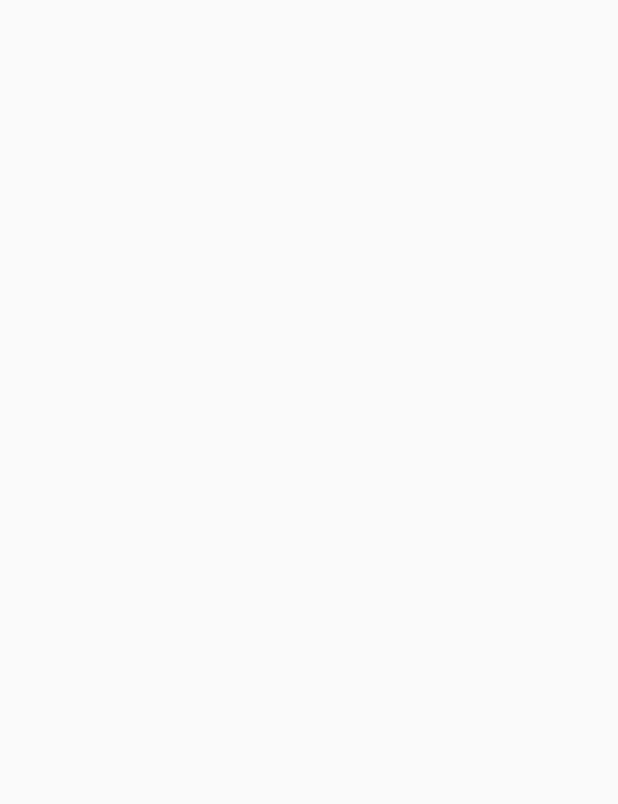
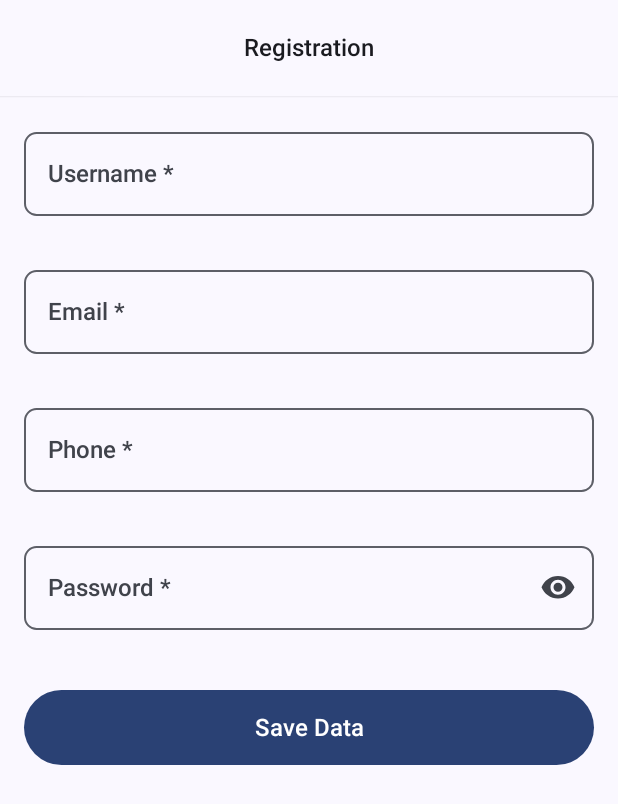
Before and after one commit to eslamandroid/RegistrationSDK, an Android app built with Jetpack Compose: the screen it shows after launch (MainActivity), on a phone screen of 412 x 824 dp. Before the commit the part shown is empty. Shown: the top 804 px of the screen. Run offline under Robolectric (Android 15) with nearby library versions, the phone set to English and light mode, and no system bars; our stand-ins replace Dagger/Hilt's generated code, Room's generated code, window size class.

Commit message:
Implement registration screen with navigation and validation: - Add `RegistrationScreen` composable with input fields for username, email, phone, and password. - Implement input validation using `ValidateUserInputUseCase`. - Add navigation using `NavHost` for the registration route. - Introduce `CustomTextField` for reusable text input with error handling. - Define `RegistrationViewModel`, `RegistrationState`, and `RegistrationIntent` for state management. - Implement input validation using `ValidateUserInputUseCase`. - Add navigation using `NavHost` for the registration route. -Define `AppError` and `ValidationType` for error handling and validation types. - Update `Type.kt` and `Theme.kt` files for theming and typography. - Implement `FormContent` composable for registration form layout and submission. - Add string resources for labels and error messages. - Update `ValidateUserInputUseCase` for validation logic.

```diff
--- a/registration/src/main/java/com/valify/registrationsdk/domain/utils/AppError.kt
+++ b/registration/src/main/java/com/valify/registrationsdk/domain/utils/AppError.kt
@@ -11,5 +11,5 @@ sealed class AppError {
 
 enum class ValidationType {
     Empty,
-    InValidate
+    Invalid
 }
--- /dev/null
+++ b/registration/src/main/java/com/valify/registrationsdk/presentation/components/CustomTextField.kt
@@ -0,0 +1,104 @@
+package com.valify.registrationsdk.presentation.components
+
+import androidx.compose.foundation.layout.fillMaxWidth
+import androidx.compose.foundation.shape.RoundedCornerShape
+import androidx.compose.foundation.text.KeyboardActions
+import androidx.compose.foundation.text.KeyboardOptions
+import androidx.compose.material.icons.Icons
+import androidx.compose.material.icons.outlined.Close
+import androidx.compose.material.icons.rounded.Visibility
+import androidx.compose.material.icons.rounded.VisibilityOff
+import androidx.compose.material3.Icon
+import androidx.compose.material3.IconButton
+import androidx.compose.material3.MaterialTheme
+import androidx.compose.material3.OutlinedTextField
+import androidx.compose.material3.Text
+import androidx.compose.runtime.Composable
+import androidx.compose.runtime.mutableStateOf
+import androidx.compose.runtime.saveable.rememberSaveable
+import androidx.compose.ui.Modifier
+import androidx.compose.ui.focus.FocusRequester
+import androidx.compose.ui.focus.focusRequester
+import androidx.compose.ui.text.font.FontWeight
+import androidx.compose.ui.text.input.ImeAction
+import androidx.compose.ui.text.input.KeyboardType
+import androidx.compose.ui.text.input.PasswordVisualTransformation
+import androidx.compose.ui.text.input.VisualTransformation
+import androidx.compose.ui.tooling.preview.Preview
+
+
+@Composable
+fun CustomTextField(
+    value: String,
+    label: String,
+    placeholder: String = "",
+    enabled: Boolean = true,
+    passwordToggle: Boolean = false,
+    imeAction: ImeAction = ImeAction.Done,
+    keyboardType: KeyboardType = KeyboardType.Text,
+    focusRequester: FocusRequester,
+    onValueChange: (String) -> Unit,
+    isError: Boolean = false,
+    supportingText: String? = null,
+    minLines: Int = 1,
+    onDone: () -> Unit = {},
+    onNext: () -> Unit = {},
+    onClearText: () -> Unit = {},
+) {
+    val passwordVisible = rememberSaveable { mutableStateOf(true) }
+    OutlinedTextField(
+        value = value,
+        modifier = Modifier
+            .fillMaxWidth()
+            .focusRequester(focusRequester),
+        label = {
+            Text(label, style = MaterialTheme.typography.titleMedium)
+        },
+        enabled = enabled,
+        minLines = minLines,
+        placeholder = {
+            Text(
+                placeholder,
+                style = MaterialTheme.typography.bodyMedium,
+                fontWeight = FontWeight.Medium
+            )
+        },
+        onValueChange = onValueChange,
+        keyboardOptions = KeyboardOptions(imeAction = imeAction, keyboardType = keyboardType),
+        keyboardActions = KeyboardActions(onDone = {
+            onDone()
+        }, onNext = {
+            onNext()
+        }),
+        shape = RoundedCornerShape(15),
+        visualTransformation =
+        if (keyboardType == KeyboardType.Password && passwordToggle && passwordVisible.value )
+            PasswordVisualTransformation() else VisualTransformation.None,
+        isError = isError,
+        supportingText = {
+            if (supportingText != null)
+                Text(supportingText, style = MaterialTheme.typography.labelMedium)
+        },
+        singleLine = minLines == 1,
+        trailingIcon = {
+            if (keyboardType == KeyboardType.Password && passwordToggle) {
+                val image = if (passwordVisible.value) Icons.Rounded.Visibility else Icons.Rounded.VisibilityOff
+                IconButton(onClick = { passwordVisible.value = !passwordVisible.value }) {
+                    Icon(imageVector = image, contentDescription = null)
+                }
+            } else
+                if (value.isNotEmpty()) {
+                    IconButton(onClick = onClearText) {
+                        Icon(
+                            imageVector = Icons.Outlined.Close, contentDescription = null
+                        )
+                    }
+                }
+        })
+}
+
+@Composable
+@Preview(device = "spec:width=411dp,height=891dp")
+fun PreviewTextField() {
+    CustomTextField("", "Username", focusRequester = FocusRequester(), onValueChange = {})
+}
--- /dev/null
+++ b/registration/src/main/java/com/valify/registrationsdk/presentation/navigation/AppRoutes.kt
@@ -0,0 +1,6 @@
+package com.valify.registrationsdk.presentation.navigation
+
+import kotlinx.serialization.Serializable
+
+@Serializable
+object RouteRegistration
--- a/registration/src/main/java/com/valify/registrationsdk/presentation/navigation/NavigationHost.kt
+++ b/registration/src/main/java/com/valify/registrationsdk/presentation/navigation/NavigationHost.kt
@@ -1,9 +1,19 @@
 package com.valify.registrationsdk.presentation.navigation
 
 import androidx.compose.runtime.Composable
-import androidx.navigation.NavHostController
+ import androidx.navigation.NavHostController
+import androidx.navigation.compose.NavHost
+import androidx.navigation.compose.composable
+import com.valify.registrationsdk.presentation.ui.registration.RegistrationScreen
 
 @Composable
 fun NavigationHost(navController: NavHostController) {
 
+    NavHost(navController = navController,startDestination = RouteRegistration){
+        composable<RouteRegistration>{
+            RegistrationScreen{
+
+            }
+        }
+    }
 }
--- a/registration/src/main/java/com/valify/registrationsdk/presentation/theme/Theme.kt
+++ b/registration/src/main/java/com/valify/registrationsdk/presentation/theme/Theme.kt
@@ -32,8 +32,8 @@ private val LightColorScheme = lightColorScheme(
 @Composable
 fun RegistrationSDKTheme(
     darkTheme: Boolean = isSystemInDarkTheme(),
-    // Dynamic color is available on Android 12+
     dynamicColor: Boolean = true,
+    activity: Activity? = LocalContext.current as? Activity,
     content: @Composable () -> Unit,
 ) {
     val colorScheme = when {
@@ -45,14 +45,12 @@ fun RegistrationSDKTheme(
         darkTheme -> DarkColorScheme
         else -> LightColorScheme
     }
-    val activity = LocalContext.current
-
-    val window = calculateWindowSizeClass(activity = activity as Activity)
+    val windowSizeClass = activity?.let { calculateWindowSizeClass(it) }
     val config = LocalConfiguration.current
     var appDimens = Compact
     var typography = CompactTypography
 
-    when (window.widthSizeClass) {
+    when (windowSizeClass?.widthSizeClass) {
         WindowWidthSizeClass.Compact -> {
             if (config.screenWidthDp <= 360) {
                 appDimens = CompactSmall
--- a/registration/src/main/java/com/valify/registrationsdk/presentation/theme/Type.kt
+++ b/registration/src/main/java/com/valify/registrationsdk/presentation/theme/Type.kt
@@ -4,19 +4,18 @@ import androidx.compose.material3.Typography
 import androidx.compose.ui.text.TextStyle
 import androidx.compose.ui.text.font.FontWeight
 import androidx.compose.ui.unit.sp
-
 val CompactTypography = Typography(
     headlineLarge = TextStyle(
         fontWeight = FontWeight.ExtraBold,
-        fontSize = 32.sp
+        fontSize = 28.sp
     ),
     headlineMedium = TextStyle(
         fontWeight = FontWeight.Bold,
-        fontSize = 24.sp
+        fontSize = 22.sp
     ),
     titleMedium = TextStyle(
         fontWeight = FontWeight.Medium,
-        fontSize = 14.sp
+        fontSize = 16.sp
     ),
     labelMedium = TextStyle(
         fontWeight = FontWeight.Normal,
@@ -27,7 +26,7 @@ val CompactTypography = Typography(
 val CompactSmallTypography = Typography(
     headlineLarge = TextStyle(
         fontWeight = FontWeight.ExtraBold,
-        fontSize = 22.sp
+        fontSize = 20.sp
     ),
     headlineMedium = TextStyle(
         fontWeight = FontWeight.Bold,
@@ -35,26 +34,26 @@ val CompactSmallTypography = Typography(
     ),
     titleMedium = TextStyle(
         fontWeight = FontWeight.Medium,
-        fontSize = 10.sp
+        fontSize = 14.sp
     ),
     labelMedium = TextStyle(
         fontWeight = FontWeight.Normal,
-        fontSize = 10.sp
+        fontSize = 12.sp
     )
 )
 
 val MediumTypography = Typography(
     headlineLarge = TextStyle(
         fontWeight = FontWeight.ExtraBold,
-        fontSize = 38.sp
+        fontSize = 34.sp
     ),
     headlineMedium = TextStyle(
         fontWeight = FontWeight.Bold,
-        fontSize = 30.sp
+        fontSize = 26.sp
     ),
     titleMedium = TextStyle(
         fontWeight = FontWeight.Medium,
-        fontSize = 16.sp
+        fontSize = 18.sp
     ),
     labelMedium = TextStyle(
         fontWeight = FontWeight.Normal,
@@ -65,15 +64,15 @@ val MediumTypography = Typography(
 val ExpandedTypography = Typography(
     headlineLarge = TextStyle(
         fontWeight = FontWeight.ExtraBold,
-        fontSize = 42.sp
+        fontSize = 40.sp
     ),
     headlineMedium = TextStyle(
         fontWeight = FontWeight.Bold,
-        fontSize = 34.sp
+        fontSize = 32.sp
     ),
     titleMedium = TextStyle(
         fontWeight = FontWeight.Medium,
-        fontSize = 18.sp
+        fontSize = 20.sp
     ),
     labelMedium = TextStyle(
         fontWeight = FontWeight.Normal,
--- /dev/null
+++ b/registration/src/main/java/com/valify/registrationsdk/presentation/ui/registration/RegistrationScreen.kt
@@ -0,0 +1,245 @@
+@file:OptIn(ExperimentalMaterial3Api::class)
+
+package com.valify.registrationsdk.presentation.ui.registration
+
+import androidx.annotation.StringRes
+import androidx.compose.foundation.layout.Arrangement
+import androidx.compose.foundation.layout.fillMaxSize
+import androidx.compose.foundation.layout.fillMaxWidth
+import androidx.compose.foundation.layout.height
+import androidx.compose.foundation.layout.padding
+import androidx.compose.foundation.lazy.LazyColumn
+import androidx.compose.material3.Button
+import androidx.compose.material3.CenterAlignedTopAppBar
+import androidx.compose.material3.ExperimentalMaterial3Api
+import androidx.compose.material3.MaterialTheme
+import androidx.compose.material3.Scaffold
+import androidx.compose.material3.SnackbarHost
+import androidx.compose.material3.SnackbarHostState
+import androidx.compose.material3.Text
+import androidx.compose.runtime.Composable
+import androidx.compose.runtime.LaunchedEffect
+import androidx.compose.runtime.getValue
+import androidx.compose.runtime.mutableStateOf
+import androidx.compose.runtime.remember
+import androidx.compose.runtime.saveable.rememberSaveable
+import androidx.compose.ui.Modifier
+import androidx.compose.ui.draw.shadow
+import androidx.compose.ui.focus.FocusRequester
+import androidx.compose.ui.platform.LocalContext
+import androidx.compose.ui.platform.LocalFocusManager
+import androidx.compose.ui.platform.LocalSoftwareKeyboardController
+import androidx.compose.ui.res.stringResource
+import androidx.compose.ui.text.input.ImeAction
+import androidx.compose.ui.text.input.KeyboardType
+import androidx.compose.ui.tooling.preview.Preview
+import androidx.compose.ui.tooling.preview.PreviewScreenSizes
+import androidx.compose.ui.unit.dp
+import androidx.hilt.navigation.compose.hiltViewModel
+import androidx.lifecycle.compose.collectAsStateWithLifecycle
+import com.valify.registrationsdk.R
+import com.valify.registrationsdk.domain.model.UserModel
+import com.valify.registrationsdk.domain.utils.AppError
+import com.valify.registrationsdk.domain.utils.AppError.ValidateError
+import com.valify.registrationsdk.domain.utils.ValidationType
+import com.valify.registrationsdk.presentation.components.CustomTextField
+import com.valify.registrationsdk.presentation.theme.RegistrationSDKTheme
+import com.valify.registrationsdk.presentation.theme.dimens
+import com.valify.registrationsdk.presentation.ui.registration.viewmodel.RegistrationIntent
+import com.valify.registrationsdk.presentation.ui.registration.viewmodel.RegistrationViewModel
+
+@Composable
+internal fun RegistrationScreen(viewModel: RegistrationViewModel = hiltViewModel(), onNavigateToCameraDetect: () -> Unit) {
+
+    val state by viewModel.uiState.collectAsStateWithLifecycle()
+    val context = LocalContext.current
+    val snackbarHostState = remember { SnackbarHostState() }
+
+    LaunchedEffect(state.success) {
+        if (state.success) {
+            viewModel.sendIntent(RegistrationIntent.ResetState)
+            onNavigateToCameraDetect()
+        }
+    }
+
+    LaunchedEffect(state.appFailure) {
+        snackbarHostState.currentSnackbarData?.dismiss()
+        state.appFailure?.let {
+            val message = when (it) {
+                is AppError.DatabaseError -> context.getString(R.string.database_error_msg)
+                else -> context.getString(R.string.something_went_wrong_msg)
+            }
+            if (it !is ValidateError) {
+                snackbarHostState.showSnackbar(message)
+                viewModel.sendIntent(RegistrationIntent.ResetState)
+            }
+        }
+    }
+
+
+    Scaffold(topBar = {
+        CenterAlignedTopAppBar(title = {
+            Text(stringResource(R.string.registration_title), style = MaterialTheme.typography.titleMedium)
+        }, modifier = Modifier.shadow(1.dp))
+    }, snackbarHost = {
+        SnackbarHost(snackbarHostState)
+    }) { contentPadding ->
+        FormContent(
+            validationError = state.appFailure?.let { if (it is ValidateError) it else null },
+            modifier = Modifier
+                .fillMaxSize()
+                .padding(contentPadding)
+                .padding(start = MaterialTheme.dimens.paddingLarge, end = MaterialTheme.dimens.paddingLarge, top = MaterialTheme.dimens.paddingLarge),
+            onRestError = {
+                if (state.appFailure is ValidateError)
+                    viewModel.sendIntent(RegistrationIntent.ResetState)
+            }
+        ) {
+            viewModel.sendIntent(RegistrationIntent.SaveUserIntent(it))
+        }
+
+    }
+
+}
+
+@Composable
+internal fun FormContent(
+    validationError: ValidateError? = null,
+    modifier: Modifier = Modifier,
+    onRestError: () -> Unit = {},
+    onSubmitted: (UserModel) -> Unit = {},
+) {
+    val usernameState = rememberSaveable { mutableStateOf("") }
+    val emailState = rememberSaveable { mutableStateOf("") }
+    val phoneState = rememberSaveable { mutableStateOf("") }
+    val passwordState = rememberSaveable { mutableStateOf("") }
+    val usernameFocus = remember { FocusRequester() }
+    val emailFocus = remember { FocusRequester() }
+    val phoneFocus = remember { FocusRequester() }
+    val passwordFocus = remember { FocusRequester() }
+
+    val keyboardController = LocalSoftwareKeyboardController.current
+    val focusManager = LocalFocusManager.current
+
+    LazyColumn(modifier = modifier, verticalArrangement = Arrangement.spacedBy(8.dp)) {
+        item {
+            CustomTextField(
+                value = usernameState.value,
+                label = stringResource(R.string.username_text_field_label),
+                supportingText = getValidationMessage(validationError, "username", R.string.please_enter_valid_username_error_msg),
+                isError = validationError?.fieldKey == "username",
+                onValueChange = {
+                    usernameState.value = it
+                    onRestError()
+                },
+                onClearText = { usernameState.value = "" },
+                imeAction = ImeAction.Next,
+                onNext = { emailFocus.requestFocus() },
+                focusRequester = usernameFocus,
+            )
+        }
+        item {
+            CustomTextField(
+                value = emailState.value,
+                label = stringResource(R.string.email_text_field_label),
+                supportingText = getValidationMessage(validationError, "email", R.string.please_enter_valid_email_error_msg),
+                isError = validationError?.fieldKey == "email",
+                onValueChange = {
+                    emailState.value = it
+                    onRestError()
+                },
+                onClearText = { emailState.value = "" },
+                keyboardType = KeyboardType.Email,
+                imeAction = ImeAction.Next,
+                onNext = { phoneFocus.requestFocus() },
+                focusRequester = emailFocus,
+            )
+        }
+        item {
+            CustomTextField(
+                value = phoneState.value,
+                label = stringResource(R.string.phone_text_field_label),
+                supportingText = getValidationMessage(validationError, "phone", R.string.please_enter_valid_phone_error_msg),
+                isError = validationError?.fieldKey == "phone",
+                keyboardType = KeyboardType.Phone,
+                onValueChange = {
+                    phoneState.value = it
+                    onRestError()
+                },
+                imeAction = ImeAction.Next,
+                onClearText = { phoneState.value = "" },
+                onNext = { passwordFocus.requestFocus() },
+                focusRequester = phoneFocus,
+            )
+        }
+        item {
+            CustomTextField(
+                value = passwordState.value,
+                label = stringResource(R.string.password_text_field_label),
+                supportingText = getValidationMessage(validationError, "password", R.string.please_enter_valid_password_error_msg),
+                isError = validationError?.fieldKey == "password",
+                keyboardType = KeyboardType.Password,
+                onValueChange = {
+                    passwordState.value = it
+                    onRestError()
+
+                },
+                imeAction = ImeAction.Done,
+                passwordToggle = true,
+                onDone = {
+                    keyboardController?.hide()
+                    focusManager.clearFocus()
+                    passwordFocus.freeFocus()
+                },
+                focusRequester = passwordFocus,
+            )
+        }
+        item {
+            Button(
+                onClick = {
+                    keyboardController?.hide()
+                    focusManager.clearFocus()
+                    onSubmitted(
+                        UserModel(
+                            username = usernameState.value,
+                            email = emailState.value,
+                            phone = phoneState.value,
+                            password = passwordState.value
+                        )
+                    )
+                }, modifier = Modifier
+                    .padding(vertical = MaterialTheme.dimens.paddingMedium)
+                    .fillMaxWidth()
+                    .height(MaterialTheme.dimens.heightMedium)
+            ) {
+                Text(stringResource(R.string.register_button_label), style = MaterialTheme.typography.titleMedium)
+            }
+        }
+    }
+
+}
+
+@Composable
+fun getValidationMessage(error: ValidateError?, fieldKey: String, @StringRes errorMessage: Int): String {
+    return if (error?.fieldKey == fieldKey) {
+        when (error.type) {
+            ValidationType.Invalid -> stringResource(errorMessage)
+            else -> stringResource(R.string.required_text_field)
+        }
+    } else ""
+}
+
+@Preview(device = "id:small_phone", backgroundColor = 0xFFFFFFFF, showBackground = true)
+@PreviewScreenSizes
+@Composable
+private fun PreviewRegistrationForm() {
+    RegistrationSDKTheme {
+        FormContent(
+            validationError = ValidateError("username", ValidationType.Invalid),
+            modifier = Modifier
+                .fillMaxSize()
+                .padding(horizontal = MaterialTheme.dimens.paddingLarge)
+        ) {
+        }
+    }
+}
--- /dev/null
+++ b/registration/src/main/java/com/valify/registrationsdk/presentation/ui/registration/viewmodel/RegistrationState.kt
@@ -0,0 +1,11 @@
+package com.valify.registrationsdk.presentation.ui.registration.viewmodel
+
+import androidx.annotation.Keep
+import com.valify.registrationsdk.domain.utils.AppError
+
+@Keep
+data class RegistrationState(
+    val loading: Boolean = false,
+    val success: Boolean = false,
+    val appFailure: AppError? = null,
+)
--- /dev/null
+++ b/registration/src/main/java/com/valify/registrationsdk/presentation/ui/registration/viewmodel/RegistrationViewModel.kt
@@ -0,0 +1,68 @@
+package com.valify.registrationsdk.presentation.ui.registration.viewmodel
+
+import android.util.Log
+import androidx.lifecycle.ViewModel
+import androidx.lifecycle.viewModelScope
+import com.valify.registrationsdk.domain.model.UserModel
+import com.valify.registrationsdk.domain.usecases.SaveUserUseCase
+import com.valify.registrationsdk.domain.usecases.ValidateUserInputUseCase
+import com.valify.registrationsdk.domain.utils.ResultSource
+import dagger.hilt.android.lifecycle.HiltViewModel
+import kotlinx.coroutines.flow.MutableSharedFlow
+import kotlinx.coroutines.flow.MutableStateFlow
+import kotlinx.coroutines.flow.asStateFlow
+import kotlinx.coroutines.flow.collectLatest
+import kotlinx.coroutines.flow.update
+import kotlinx.coroutines.launch
+import javax.inject.Inject
+
+@HiltViewModel
+internal class RegistrationViewModel @Inject constructor(
+    private val saveUserUseCase: SaveUserUseCase,
+    private val validateUserInputUseCase: ValidateUserInputUseCase,
+) : ViewModel() {
+
+    private val _uiState = MutableStateFlow(RegistrationState())
+    val uiState = _uiState.asStateFlow()
+    private val _intent = MutableSharedFlow<RegistrationIntent>(extraBufferCapacity = 1)
+
+    init {
+        handleIntent()
+    }
+
+    private fun handleIntent() {
+        viewModelScope.launch {
+            _intent.collectLatest { it ->
+                when (it) {
+                    is RegistrationIntent.SaveUserIntent -> handleSaveUser(it.input)
+                    RegistrationIntent.ResetState -> _uiState.update { it.copy(success = false, appFailure = null) }
+                }
+            }
+        }
+    }
+
+    fun sendIntent(intent: RegistrationIntent) {
+        _intent.tryEmit(intent)
+    }
+
+    private fun handleSaveUser(input: UserModel) {
+        val validationResult = validateUserInputUseCase(input)
+        if (validationResult is ResultSource.Error) {
+            _uiState.update { it.copy(loading = false, appFailure = validationResult.exception) }
+            return
+        }
+        _uiState.update { it.copy(loading = true, success = false, appFailure = null) }
+        viewModelScope.launch {
+            when (val result = saveUserUseCase(input)) {
+                is ResultSource.Success -> {
+                    _uiState.update { it.copy(loading = false, success = result.data, appFailure = null) }
+                }
+
+                is ResultSource.Error -> {
+                    _uiState.update { it.copy(loading = false, appFailure = result.exception) }
+                }
+            }
+        }
+    }
+
+}
--- a/registration/src/main/res/values/strings.xml
+++ b/registration/src/main/res/values/strings.xml
@@ -1,3 +1,16 @@
 <resources>
     <string name="app_name">RegistrationSDK</string>
+    <string name="register_button_label">Save Data</string>
+    <string name="phone_text_field_label">Phone *</string>
+    <string name="email_text_field_label">Email *</string>
+    <string name="username_text_field_label">Username *</string>
+    <string name="registration_title">Registration</string>
+    <string name="required_text_field">required.</string>
+    <string name="please_enter_valid_username_error_msg">User Name  must be at least 3 characters</string>
+    <string name="please_enter_valid_email_error_msg">Email must be a valid email address</string>
+    <string name="please_enter_valid_phone_error_msg">Phone number must be 11 digits</string>
+    <string name="please_enter_valid_password_error_msg">Password must be at least 8 characters</string>
+    <string name="password_text_field_label">Password *</string>
+    <string name="database_error_msg">We encounter issue connecting to database</string>
+    <string name="something_went_wrong_msg">Something went wrong</string>
 </resources>
```
Also changed, not shown: registration/src/main/java/com/valify/registrationsdk/domain/usecases/ValidateUserInputUseCase.kt (+6 -4 lines), registration/src/main/java/com/valify/registrationsdk/presentation/ui/registration/viewmodel/RegistrationIntent.kt (added, +10 -0 lines).
